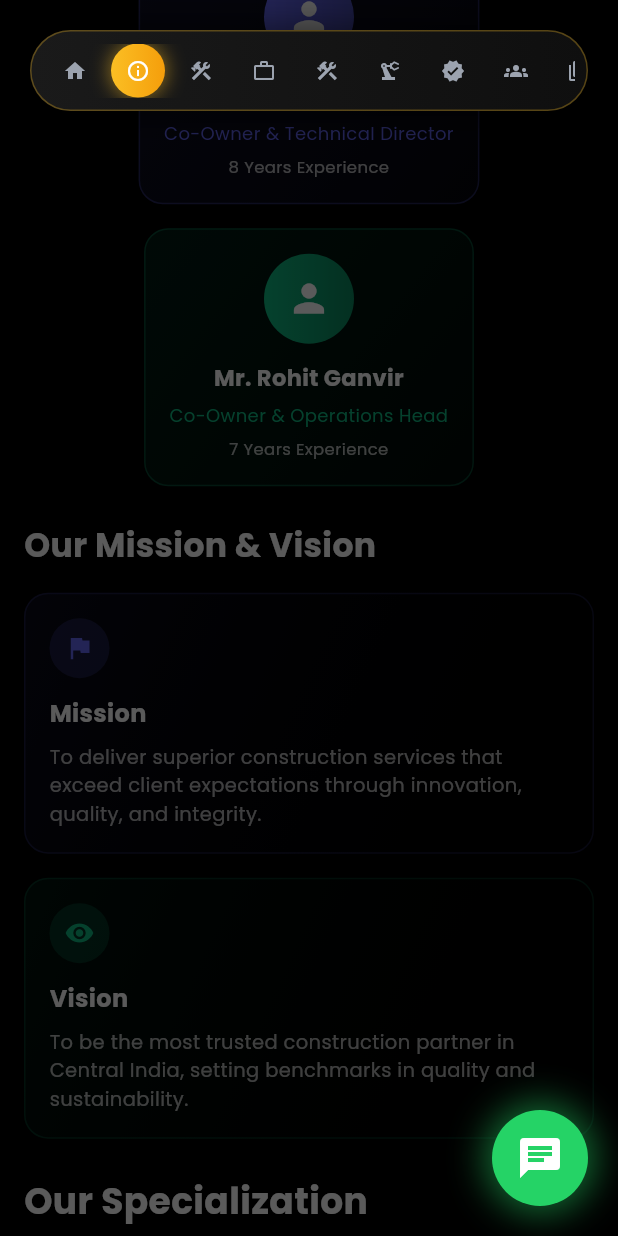
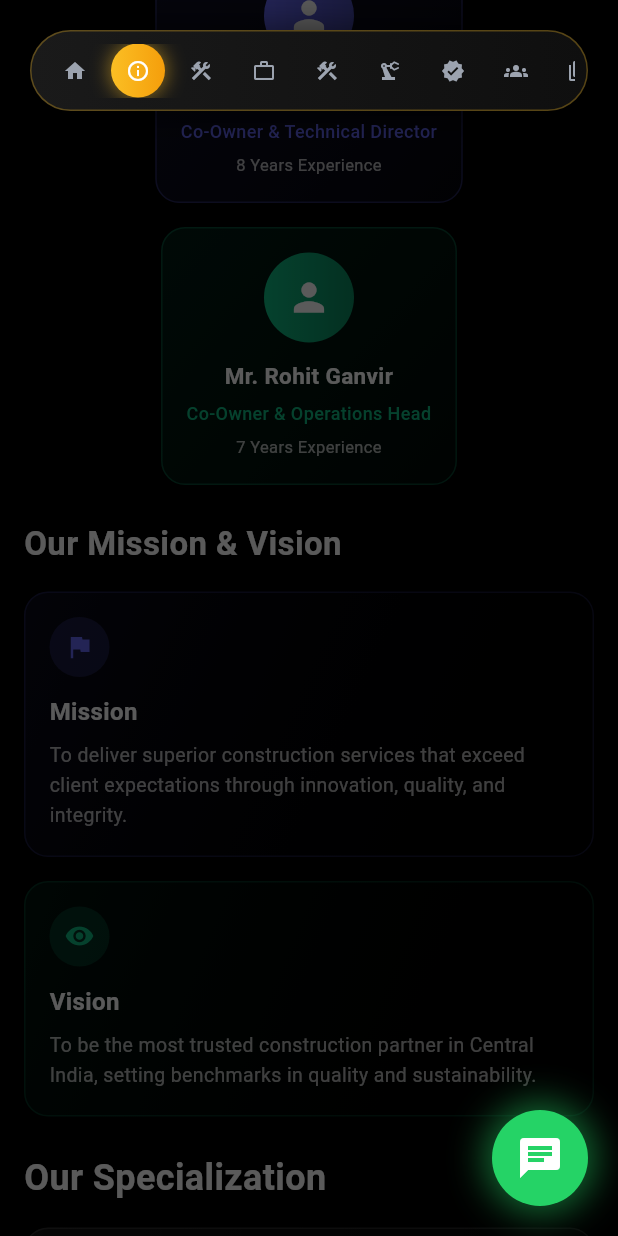
Before and after one commit to 65667273/ssconstruction-3, a Flutter app: the screen it shows after launch, scrolled down 1728 dp, on a phone screen of 412 x 824 dp. Run offline on Flutter 3.47's test engine with Material 3 defaults, Android fonts, the phone set to English and light mode, and no system bars; our stand-ins replace confetti, google_fonts, lottie; missing offline and left inert: model_viewer_plus, ss.

Commit message:
Initial commitkk

```diff
--- a/lib/main.dart
+++ b/lib/main.dart
@@ -22,9 +22,7 @@ class SSConstructionCinematicApp extends StatelessWidget {
       theme: ThemeData(
         brightness: Brightness.dark,
         scaffoldBackgroundColor: Colors.black,
-        textTheme: GoogleFonts.poppinsTextTheme().apply(
-          bodyColor: Colors.white,
-        ),
+
         primaryColor: const Color(0xFFFAAB0C),
       ),
       home: const LandingScreen(),
--- a/pubspec.yaml
+++ b/pubspec.yaml
@@ -66,6 +66,8 @@ flutter:
   # To add assets to your application, add an assets section, like this:
   assets:
     - images/
+
+
   #   - images/a_dot_ham.jpeg
 
   # An image asset can refer to one or more resolution-specific "variants", see
```
